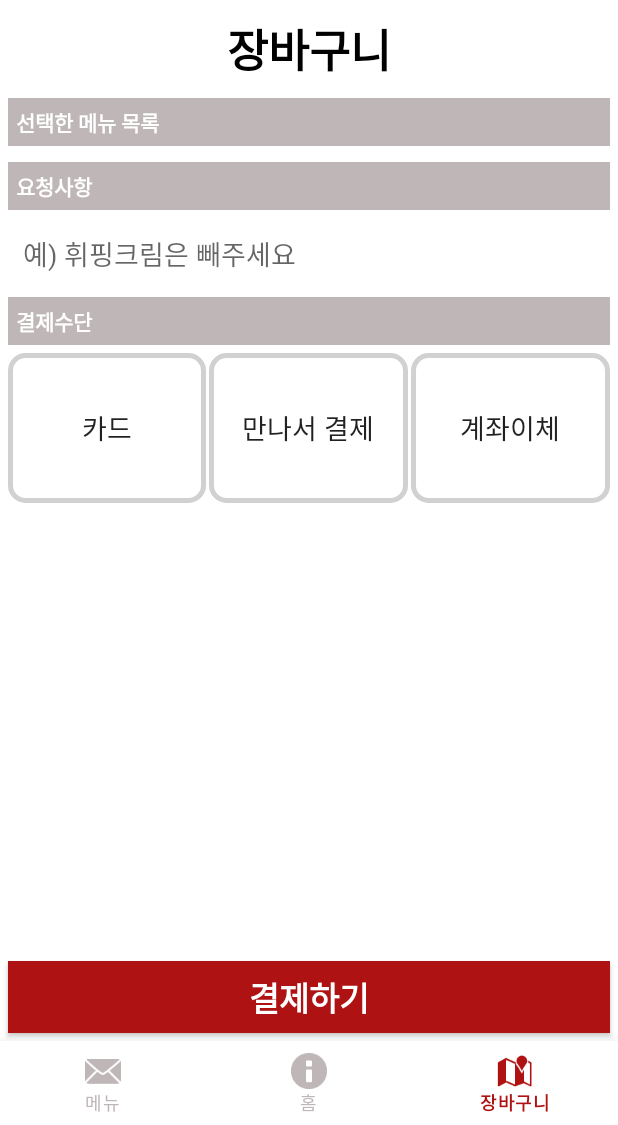
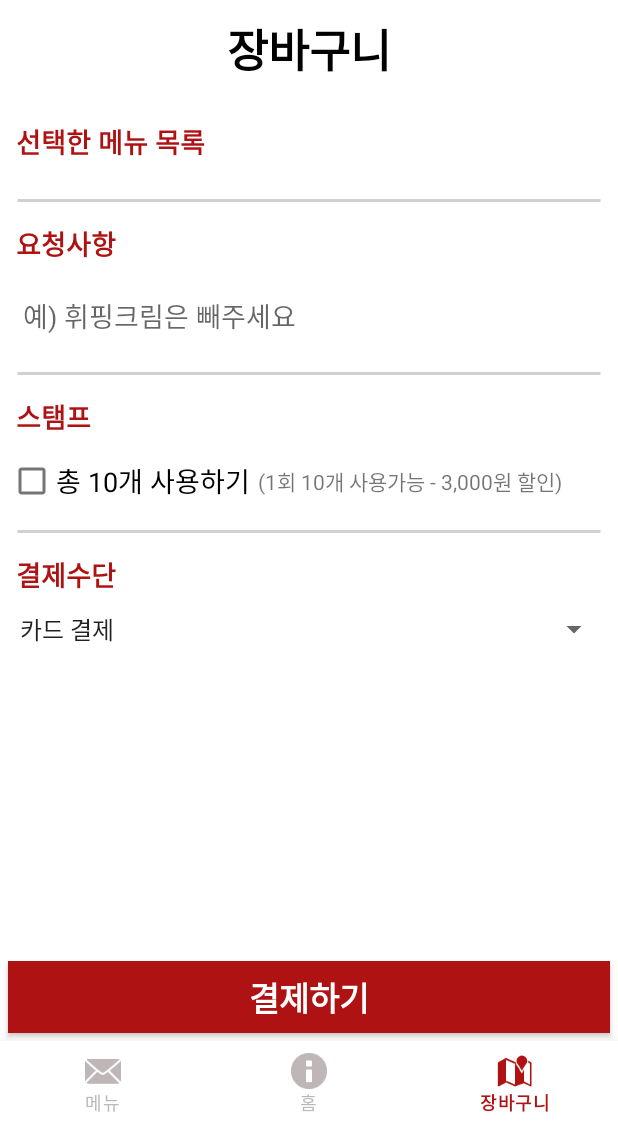
Before and after one commit to Yong-Dd/O_Der.client, an Android app: the screen it shows after launch (MainActivity), item 3 of the bottom bar chosen, on a phone screen of 412 x 824 dp, the part 111-1236 px from its top. Run offline under Robolectric (Android 15) with nearby library versions, the phone set to English and light mode, and no system bars.

Commit message:
메인 화면 배너 구현,장바구니 레이아웃 일부 수정, 장바구니 비어있을 경우 레이아웃 추가

```diff
--- /dev/null
+++ b/app/src/main/java/com/yongdd/oder_re/Banner.java
@@ -0,0 +1,57 @@
+package com.yongdd.oder_re;
+
+public class Banner {
+    String titleName;
+    String menuName;
+    String menuDesc;
+    int menuId;
+    String menuImgPath;
+
+    public Banner(String titleName, String menuName, String menuDesc, int menuId, String menuImgPath) {
+        this.titleName = titleName;
+        this.menuName = menuName;
+        this.menuDesc = menuDesc;
+        this.menuId = menuId;
+        this.menuImgPath = menuImgPath;
+    }
+
+    public String getTitleName() {
+        return titleName;
+    }
+
+    public void setTitleName(String titleName) {
+        this.titleName = titleName;
+    }
+
+    public String getMenuName() {
+        return menuName;
+    }
+
+    public void setMenuName(String menuName) {
+        this.menuName = menuName;
+    }
+
+    public String getMenuDesc() {
+        return menuDesc;
+    }
+
+    public void setMenuDesc(String menuDesc) {
+        this.menuDesc = menuDesc;
+    }
+
+    public int getMenuId() {
+        return menuId;
+    }
+
+    public void setMenuId(int menuId) {
+        this.menuId = menuId;
+    }
+
+    public String getMenuImgPath() {
+        return menuImgPath;
+    }
+
+    public void setMenuImgPath(String menuImgPath) {
+        this.menuImgPath = menuImgPath;
+    }
+}
--- /dev/null
+++ b/app/src/main/java/com/yongdd/oder_re/BannerAdapter.java
@@ -0,0 +1,86 @@
+package com.yongdd.oder_re;
+
+import android.view.LayoutInflater;
+import android.view.View;
+import android.view.ViewGroup;
+import android.widget.Button;
+import android.widget.ImageView;
+import android.widget.TextView;
+
+import androidx.annotation.NonNull;
+import androidx.recyclerview.widget.RecyclerView;
+
+import java.util.ArrayList;
+
+public class BannerAdapter extends RecyclerView.Adapter<BannerAdapter.BannerViewHolder> {
+    ArrayList<Banner> banners = new ArrayList<>();
+
+    @NonNull
+    @Override
+    public BannerViewHolder onCreateViewHolder(@NonNull ViewGroup parent, int viewType) {
+        LayoutInflater inflater = LayoutInflater.from(parent.getContext());
+        View view = inflater.inflate(R.layout.main_banner,parent,false);
+        return new BannerViewHolder(view);
+    }
+
+    @Override
+    public void onBindViewHolder(@NonNull BannerViewHolder holder, int position) {
+        Banner banner = banners.get(position);
+        holder.setItem(banner);
+    }
+
+    @Override
+    public int getItemCount() {
+        return banners.size();
+    }
+
+
+    public void addItem(Banner banner){
+        banners.add(banner);
+    }
+
+    public Banner getItem(int position){
+        return banners.get(position);
+    }
+
+
+    public class BannerViewHolder extends RecyclerView.ViewHolder{
+        TextView menuTitle;
+        TextView menuName;
+        TextView menuDesc;
+        Button menuGo;
+        ImageView menuImg;
+
+        public BannerViewHolder(@NonNull View itemView) {
+            super(itemView);
+            menuTitle = itemView.findViewById(R.id.banner_Title);
+            menuName = itemView.findViewById(R.id.banner_MenuName);
+            menuDesc = itemView.findViewById(R.id.banner_MenuDesc);
+            menuGo = itemView.findViewById(R.id.banner_menuGo);
+            menuImg = itemView.findViewById(R.id.banner_img);
+
+        }
+        public void setItem(Banner banner){
+            String bannerTitleName = banner.getTitleName();
+            String bannerMenuName = banner.getMenuName();
+            String bannerMenuDesc = banner.getMenuDesc();
+            int bannerMenuId = banner.getMenuId();
+            String bannerMenuImgPath = banner.getMenuImgPath();
+
+            menuTitle.setText(bannerTitleName);
+            menuName.setText(bannerMenuName);
+            menuDesc.setText(bannerMenuDesc);
+            menuGo.setOnClickListener(new View.OnClickListener() {
+                @Override
+                public void onClick(View v) {
+                    //프래그먼트 이동
+                }
+            });
+            //차후 이미지 glide 등으로 대체
+            menuImg.setImageResource(R.drawable.strawberry_cake);
+
+
+
+        }
+    }
+}
--- a/app/src/main/java/com/yongdd/oder_re/HomeFragment.java
+++ b/app/src/main/java/com/yongdd/oder_re/HomeFragment.java
@@ -8,11 +8,30 @@ import android.view.ViewGroup;
 import androidx.annotation.NonNull;
 import androidx.annotation.Nullable;
 import androidx.fragment.app.Fragment;
+import androidx.recyclerview.widget.LinearLayoutManager;
+import androidx.recyclerview.widget.RecyclerView;
 
 public class HomeFragment extends Fragment {
     @Nullable
     @Override
     public View onCreateView(@NonNull LayoutInflater inflater, @Nullable ViewGroup container, @Nullable Bundle savedInstanceState) {
-        return inflater.inflate(R.layout.home_fragment,container,false);
+        View view = inflater.inflate(R.layout.home_fragment,container,false);
+
+        RecyclerView recyclerView = (RecyclerView) view.findViewById(R.id.bannerRecyclerview);
+        BannerAdapter adapter = new BannerAdapter();
+
+        //차후 수정
+        adapter.addItem(new Banner("새로운 메뉴","딸기 요거트","신선한 딸기와 수제요거트의 만남",
+                0,"R.drawable.strawberry_cake"));
+        adapter.addItem(new Banner("추천 메뉴","딸기 듬뿍 케이크","봄 한정으로 돌아온 인기 메뉴! \n 달달한 딸기가 한가득",
+                0,"R.drawable.strawberry_cake"));
+        adapter.addItem(new Banner("이달의 메뉴","딸기 에이드","봄 기운 만끽~ \n 수제 딸기청으로 만든 상큼 에이드",
+                0,"R.drawable.strawberry_cake"));
+
+        recyclerView.setHasFixedSize(true);
+        recyclerView.setLayoutManager(new LinearLayoutManager(getContext()));
+        recyclerView.setAdapter(adapter);
+
+        return view;
     }
 }
--- a/app/src/main/java/com/yongdd/oder_re/PaymentFragment.java
+++ b/app/src/main/java/com/yongdd/oder_re/PaymentFragment.java
@@ -1,9 +1,14 @@
 package com.yongdd.oder_re;
 
+import android.content.Context;
 import android.os.Bundle;
+import android.util.Log;
 import android.view.LayoutInflater;
 import android.view.View;
 import android.view.ViewGroup;
+import android.widget.AdapterView;
+import android.widget.ArrayAdapter;
+import android.widget.Spinner;
 
 import androidx.annotation.NonNull;
 import androidx.annotation.Nullable;
@@ -13,6 +18,30 @@ public class PaymentFragment extends Fragment {
     @Nullable
     @Override
     public View onCreateView(@NonNull LayoutInflater inflater, @Nullable ViewGroup container, @Nullable Bundle savedInstanceState) {
+        final View view = inflater.inflate(R.layout.payment_fragment, container, false);
+
+        spinnerSetting(view);
+
         return inflater.inflate(R.layout.payment_fragment,container,false);
     }
+
+    public void spinnerSetting(View view){
+
+        Spinner spinner = (Spinner)view.findViewById(R.id.paymentSpinner);
+        ArrayAdapter<?> adapter = ArrayAdapter.createFromResource(view.getContext(), R.array.paymentMethod, android.R.layout.simple_spinner_item);
+        adapter.setDropDownViewResource(android.R.layout.simple_spinner_dropdown_item);
+        spinner.setAdapter(adapter);
+
+        spinner.setOnItemSelectedListener(new AdapterView.OnItemSelectedListener() {
+            @Override
+            public void onItemSelected(AdapterView<?> parent, View view, int position, long id) {
+
+            }
+
+            @Override
+            public void onNothingSelected(AdapterView<?> parent) {
+
+            }
+        });
+    }
 }
--- a/app/src/main/res/drawable/fill_rect.xml
+++ /dev/null
@@ -1,5 +0,0 @@
-<?xml version="1.0" encoding="utf-8"?>
-    <shape xmlns:android="http://schemas.android.com/apk/res/android">
-        <solid android:color="@color/lightGrey"/>
-        <corners android:radius="10dp"/>
-    </shape>
--- /dev/null
+++ b/app/src/main/res/drawable/line.xml
@@ -0,0 +1,4 @@
+<?xml version="1.0" encoding="utf-8"?>
+    <shape xmlns:android="http://schemas.android.com/apk/res/android" android:shape="line">
+        <stroke android:color="@color/lightGrey" android:width="2dp"/>
+    </shape>
--- a/app/src/main/res/layout/payment_fragment.xml
+++ b/app/src/main/res/layout/payment_fragment.xml
@@ -11,9 +11,11 @@
     android:orientation="vertical">
 
     <ScrollView
+        android:id="@+id/paymentScroll"
         android:layout_width="match_parent"
         android:layout_height="match_parent"
-        android:fillViewport="true">
+        android:fillViewport="true"
+        android:visibility="visible">
 
         <androidx.constraintlayout.widget.ConstraintLayout
             android:layout_width="match_parent"
@@ -37,7 +39,7 @@
                     android:layout_height="wrap_content"
                     android:gravity="center"
                     android:paddingTop="10dp"
-                    android:paddingBottom="10dp"
+                    android:paddingBottom="20dp"
                     android:text="장바구니"
                     android:textColor="@color/black"
                     android:textSize="30sp"
@@ -47,12 +49,12 @@
                     android:id="@+id/menuTitle"
                     android:layout_width="match_parent"
                     android:layout_height="wrap_content"
-                    android:background="@color/grey"
                     android:paddingLeft="5dp"
                     android:paddingTop="5dp"
                     android:paddingBottom="5dp"
                     android:text="선택한 메뉴 목록"
-                    android:textColor="@color/white"
+                    android:textColor="@color/mainColor"
+                    android:textSize="18sp"
                     android:textStyle="bold" />
 
                 <androidx.recyclerview.widget.RecyclerView
@@ -60,18 +62,30 @@
                     android:layout_width="match_parent"
                     android:layout_height="match_parent"
                     android:layout_marginTop="5dp"
-                    android:layout_marginBottom="5dp" />
+                    android:layout_marginBottom="5dp">
+
+                </androidx.recyclerview.widget.RecyclerView>
+
+                <TextView
+                    android:id="@+id/line4"
+                    android:layout_width="match_parent"
+                    android:layout_height="wrap_content"
+                    android:layout_marginStart="5dp"
+                    android:layout_marginLeft="5dp"
+                    android:layout_marginEnd="5dp"
+                    android:layout_marginRight="5dp"
+                    android:background="@drawable/line" />
 
                 <TextView
                     android:id="@+id/memoTitle"
                     android:layout_width="match_parent"
                     android:layout_height="wrap_content"
-                    android:background="@color/grey"
                     android:paddingLeft="5dp"
                     android:paddingTop="5dp"
                     android:paddingBottom="5dp"
                     android:text="요청사항"
-                    android:textColor="@color/white"
+                    android:textColor="@color/mainColor"
+                    android:textSize="18sp"
                     android:textStyle="bold" />
 
                 <EditText
@@ -86,56 +100,79 @@
                     android:maxLines="3"
                     android:paddingLeft="10dp"
                     android:paddingTop="15dp"
-                    android:paddingBottom="15dp" />
+                    android:paddingBottom="15dp"
+                    android:textColor="@color/black" />
+
+                <TextView
+                    android:id="@+id/line2"
+                    android:layout_width="match_parent"
+                    android:layout_height="wrap_content"
+                    android:layout_marginStart="5dp"
+                    android:layout_marginLeft="5dp"
+                    android:layout_marginEnd="5dp"
+                    android:layout_marginRight="5dp"
+                    android:background="@drawable/line" />
+
+                <TextView
+                    android:id="@+id/stamp"
+                    android:layout_width="match_parent"
+                    android:layout_height="wrap_content"
+                    android:paddingLeft="5dp"
+                    android:paddingTop="5dp"
+                    android:paddingBottom="5dp"
+                    android:text="스탬프"
+                    android:textColor="@color/mainColor"
+                    android:textSize="18sp"
+                    android:textStyle="bold" />
+
+                <LinearLayout
+                    android:layout_width="match_parent"
+                    android:layout_height="wrap_content"
+                    android:orientation="horizontal">
+
+                    <CheckBox
+                        android:id="@+id/stampCheckBox"
+                        android:layout_width="wrap_content"
+                        android:layout_height="wrap_content"
+                        android:text="총 10개 사용하기"
+                        android:textSize="18sp" />
+
+                    <TextView
+                        android:id="@+id/textView2"
+                        android:layout_width="wrap_content"
+                        android:layout_height="wrap_content"
+                        android:layout_gravity="center"
+                        android:paddingLeft="5dp"
+                        android:text="(1회 10개 사용가능 - 3,000원 할인)" />
+                </LinearLayout>
+
+                <TextView
+                    android:id="@+id/line5"
+                    android:layout_width="match_parent"
+                    android:layout_height="wrap_content"
+                    android:layout_marginStart="5dp"
+                    android:layout_marginLeft="5dp"
+                    android:layout_marginEnd="5dp"
+                    android:layout_marginRight="5dp"
+                    android:background="@drawable/line" />
 
                 <TextView
                     android:layout_width="match_parent"
                     android:layout_height="wrap_content"
                     android:layout_marginBottom="5dp"
-                    android:background="@color/grey"
                     android:paddingLeft="5dp"
                     android:paddingTop="5dp"
                     android:paddingBottom="5dp"
                     android:text="결제수단"
-                    android:textColor="@color/white"
+                    android:textColor="@color/mainColor"
+                    android:textSize="18sp"
                     android:textStyle="bold" />
 
-                <LinearLayout
+                <Spinner
+                    android:id="@+id/paymentSpinner"
                     android:layout_width="match_parent"
-                    android:layout_height="match_parent"
-                    android:orientation="horizontal">
-
-                    <android.widget.Button
-                        android:id="@+id/button3"
-                        android:layout_width="100dp"
-                        android:layout_height="100dp"
-                        android:layout_weight="1"
-                        android:background="@drawable/line_rect"
-                        android:text="카드"
-                        android:textSize="18sp" />
-
-                    <android.widget.Button
-                        android:id="@+id/button4"
-                        android:layout_width="100dp"
-                        android:layout_height="100dp"
-                        android:layout_marginStart="2dp"
-                        android:layout_marginLeft="2dp"
-                        android:layout_marginEnd="2dp"
-                        android:layout_marginRight="2dp"
-                        android:layout_weight="1"
-                        android:background="@drawable/line_rect"
-                        android:text="만나서 결제"
-                        android:textSize="18sp" />
-
-                    <android.widget.Button
-                        android:id="@+id/button2"
-                        android:layout_width="100dp"
-                        android:layout_height="100dp"
-                        android:layout_weight="1"
-                        android:background="@drawable/line_rect"
-                        android:text="계좌이체"
-                        android:textSize="18sp" />
-                </LinearLayout>
+                    android:layout_height="wrap_content"
+                    android:entries="@array/paymentMethod" />
 
             </LinearLayout>
 
@@ -161,4 +198,21 @@
         </androidx.constraintlayout.widget.ConstraintLayout>
     </ScrollView>
 
+    <FrameLayout
+        android:id="@+id/emptyPayment"
+        android:layout_width="match_parent"
+        android:layout_height="match_parent"
+        android:visibility="gone">
+
+        <TextView
+            android:id="@+id/textView4"
+            android:layout_width="wrap_content"
+            android:layout_height="wrap_content"
+            android:layout_gravity="center"
+            android:text="장바구니가 비어있어요! \n 메뉴를 선택해 주세요:D"
+            android:textColor="@color/black"
+            android:textSize="20sp"
+            android:textStyle="bold" />
+    </FrameLayout>
+
 </LinearLayout>
--- /dev/null
+++ b/app/src/main/res/values/arrays.xml
@@ -0,0 +1,8 @@
+<?xml version="1.0" encoding="utf-8"?>
+<resources>
+    <string-array name="paymentMethod">
+        <item>카드 결제</item>
+        <item>무통장 입금</item>
+        <item>만나서 결제</item>
+    </string-array>
+</resources>
--- a/app/src/main/res/values/colors.xml
+++ b/app/src/main/res/values/colors.xml
@@ -10,4 +10,5 @@
     <color name="mainColor">#AF1212</color>
     <color name="grey">#BFB7B7</color>
     <color name="lightGrey">#D1D1D1</color>
+    <color name="ligthGrey2">#EAE8E8</color>
 </resources>
```
Also changed, not shown: app/src/main/res/layout/home_fragment.xml (+5 -3 lines), app/src/main/res/layout/main_banner.xml (added, +87 -0 lines), app/src/main/res/layout/payment_menu_list.xml (added, +38 -0 lines).
